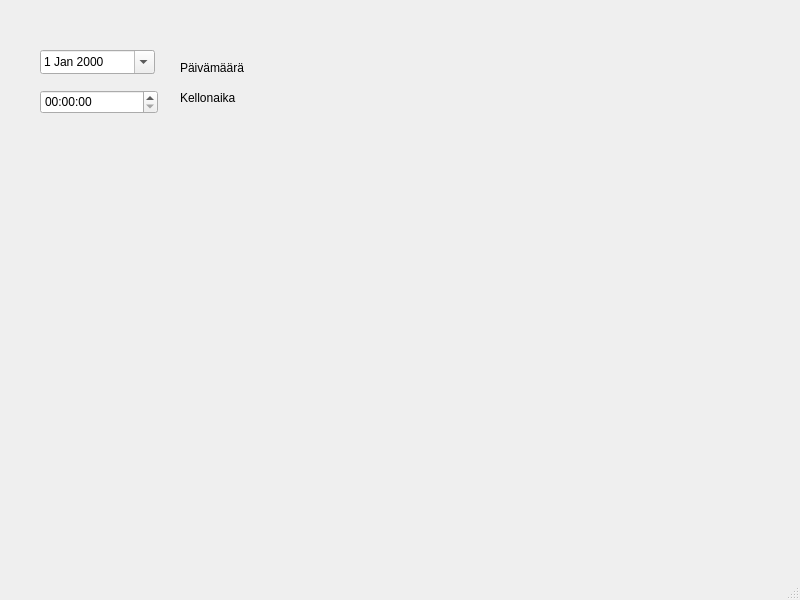
Before: the Qt Designer form suttu.ui in VilleSysinoro/Autolainaus_hallinta, drawn with Qt 5.
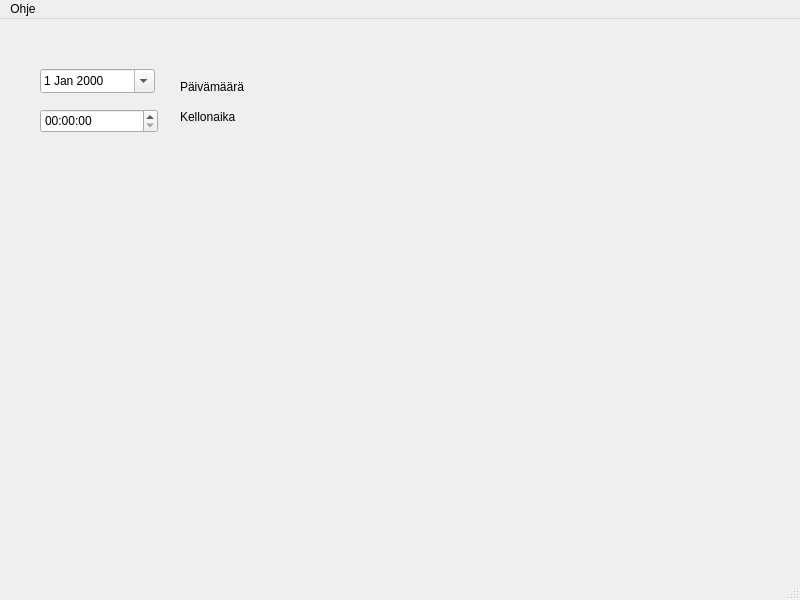
After: the same form once the commit is applied. Icons and pictures are not drawn.

```diff
--- a/suttu.ui
+++ b/suttu.ui
@@ -76,6 +76,13 @@
      <height>33</height>
     </rect>
    </property>
+   <widget class="QMenu" name="menuOhje">
+    <property name="title">
+     <string>Ohje</string>
+    </property>
+    <addaction name="actionOhjetila"/>
+   </widget>
+   <addaction name="menuOhje"/>
   </widget>
   <widget class="QStatusBar" name="statusbar"/>
  </widget>
```
Left out of the diff: 18 changed lines with no effect on the pictures.
